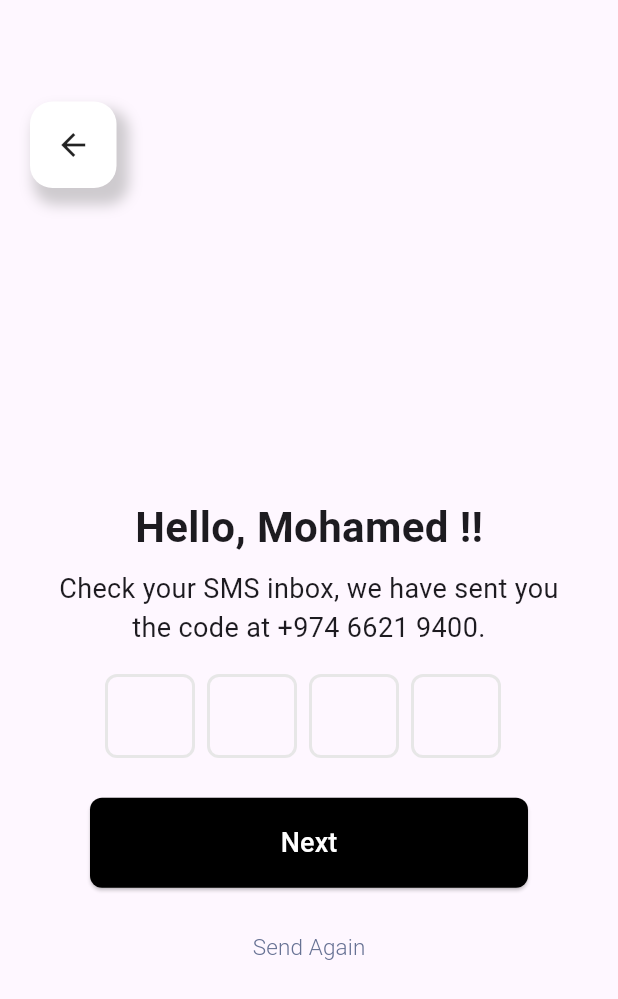
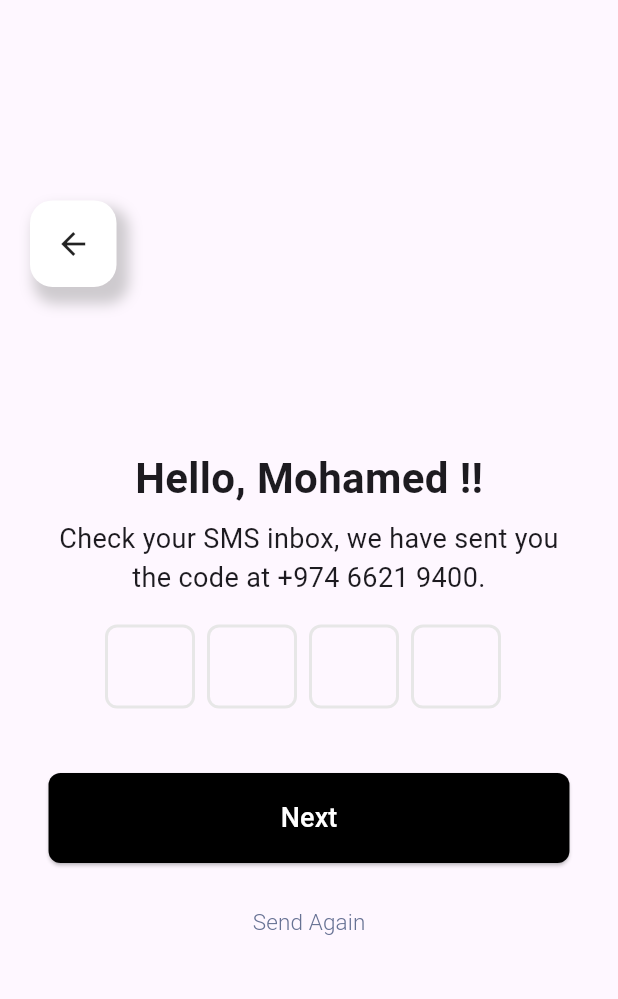
Before and after one commit to mostafa9999998/clean_co, a Flutter app: the ForgetPassword screen opened by its route, after a tap on "Next", on a phone screen of 412 x 824 dp. Shown: the top 999 px of the screen. Run offline on Flutter 3.47's test engine with Material 3 defaults, Android fonts, the phone set to English and light mode, and no system bars; drawn by our look-alikes of flutter_otp_text_field; our stand-ins replace bloc, flutter_bloc, shared_preferences, smooth_page_indicator; accounts and stored records are empty.

Commit message:
login and register and recive pass Ui completed

```diff
--- a/lib/ui_view/Login/forget_password/check_code.dart
+++ b/lib/ui_view/Login/forget_password/check_code.dart
@@ -18,7 +18,7 @@ class CheckCodeScreen extends StatelessWidget {
             children:
             [
               SizedBox(
-                height: MediaQuery.of(context).size.height*.07,
+                height: MediaQuery.of(context).size.height*.15,
               ),
               Row(
                 mainAxisAlignment: MainAxisAlignment.start,
@@ -47,7 +47,7 @@ class CheckCodeScreen extends StatelessWidget {
                   ),
                 ],),
               SizedBox(
-                height: MediaQuery.of(context).size.height*.25,
+                height: MediaQuery.of(context).size.height*.13,
               ),
               Text(
                 'Hello, Mohamed !!',
@@ -73,10 +73,10 @@ class CheckCodeScreen extends StatelessWidget {
                 ),
               ),
               SizedBox(
-                height: MediaQuery.of(context).size.height*.02,
+                height: MediaQuery.of(context).size.height*.04,
               ),
               Padding(
-                padding: EdgeInsetsDirectional.symmetric(horizontal: 40),
+                padding: EdgeInsetsDirectional.symmetric(horizontal:MediaQuery.of(context).size.width*.03),
                 child: CustomButton(
                   backgroundColor: Colors.black,
                   text: 'Next',
--- a/lib/ui_view/Login/forget_password/forget_password.dart
+++ b/lib/ui_view/Login/forget_password/forget_password.dart
@@ -5,6 +5,7 @@ import 'package:flutter/material.dart';
 import 'package:flutter/widgets.dart';
 
 import '../../../utils/shared_widget/defaultTextField.dart';
+import '../login Wedjets/textfield wedget.dart';
 
 class ForgetPassword extends StatelessWidget {
   static const String routeName='forget_password';
@@ -14,7 +15,7 @@ class ForgetPassword extends StatelessWidget {
   Widget build(BuildContext context) {
     return Scaffold(
       body: Padding(
-        padding: EdgeInsetsDirectional.symmetric(horizontal: 20),
+        padding: EdgeInsetsDirectional.symmetric(horizontal: MediaQuery.of(context).size.width*.05),
         child: Center(
           child: SingleChildScrollView(
             child: Form(
@@ -33,39 +34,48 @@ class ForgetPassword extends StatelessWidget {
                         style:TextStyle(color: Colors.black,fontWeight: FontWeight.w400,fontSize: 18)),
                   ),
                   SizedBox(height: 15,),
-                  Container(
-                    height: 60,
-                    clipBehavior: Clip.antiAliasWithSaveLayer,
-                    decoration: BoxDecoration(
-                      borderRadius: BorderRadius.circular(12),
-                      border: Border.all(color: Colors.black)
-                    ),
-                    child: Row(
-                      children:
-                      [
-                        Text(' +974',style: TextStyle(fontSize: 20,fontWeight: FontWeight.w300),),
-                        SizedBox(width: 5,),
-                        Image(image: AssetImage(AssetsData.dashImage)),
-                        SizedBox(width: 5,),
-                        Container(
-                          width: 210,
-                          height: 47,
-                          child: TextFormField(
-                            controller:phoneController ,
-                            keyboardType: TextInputType.phone,
-                            decoration: const InputDecoration(
-                              hintText: 'Enter Your Phone Number',
-                              hintStyle: TextStyle(color: Colors.grey,fontSize: 16,fontWeight: FontWeight.w300),
-                              border: InputBorder.none,
-                            ),
-                          ),
-                        ),
-                      ],
-                    ),
-                  ),
+
+                  TextFieldWedget(
+                      hint: '+974 | Enter Your Phone Number',
+                      cotroler: phoneController,
+                      Validfunction: (value) {
+                        if (value!.isEmpty || value.trim().isEmpty) {
+                          return "phone can't be empty";
+                        }
+                      }),
+                  // Container(
+                  //   height: 60,
+                  //   clipBehavior: Clip.antiAliasWithSaveLayer,
+                  //   decoration: BoxDecoration(
+                  //     borderRadius: BorderRadius.circular(12),
+                  //     border: Border.all(color: Colors.black)
+                  //   ),
+                  //   child: Row(
+                  //     children:
+                  //     [
+                  //       Text(' +974',style: TextStyle(fontSize: 20,fontWeight: FontWeight.w300),),
+                  //       SizedBox(width: 5,),
+                  //       Image(image: AssetImage(AssetsData.dashImage)),
+                  //       SizedBox(width: 5,),
+                  //       Container(
+                  //         width: 210,
+                  //         height: 47,
+                  //         child: TextFormField(
+                  //           controller:phoneController ,
+                  //           keyboardType: TextInputType.phone,
+                  //           decoration: const InputDecoration(
+                  //             hintText: 'Enter Your Phone Number',
+                  //             hintStyle: TextStyle(color: Colors.grey,fontSize: 16,fontWeight: FontWeight.w300),
+                  //             border: InputBorder.none,
+                  //           ),
+                  //         ),
+                  //       ),
+                  //     ],
+                  //   ),
+                  // ),
                   SizedBox(height: 30,),
                   Padding(
-                    padding: EdgeInsetsDirectional.symmetric(horizontal: 40),
+                    padding: EdgeInsetsDirectional.symmetric(horizontal:MediaQuery.of(context).size.width*.03),
                     child: CustomButton(
                         backgroundColor: Colors.black,
                         text: 'Next',
--- a/lib/ui_view/Login/forget_password/new_password.dart
+++ b/lib/ui_view/Login/forget_password/new_password.dart
@@ -82,10 +82,10 @@ class _NewPasswordScreenState extends State<NewPasswordScreen> {
                     },
                     controller: _confirmPasswordController),
                 SizedBox(
-                  height: MediaQuery.of(context).size.height*.02,
+                  height: MediaQuery.of(context).size.height*.03,
                 ),
                 Padding(
-                  padding: EdgeInsetsDirectional.symmetric(horizontal: 40),
+                  padding: EdgeInsetsDirectional.symmetric(horizontal:MediaQuery.of(context).size.width*.03),
                   child: CustomButton(
                     backgroundColor: Colors.black,
                     text: 'Next',
```
